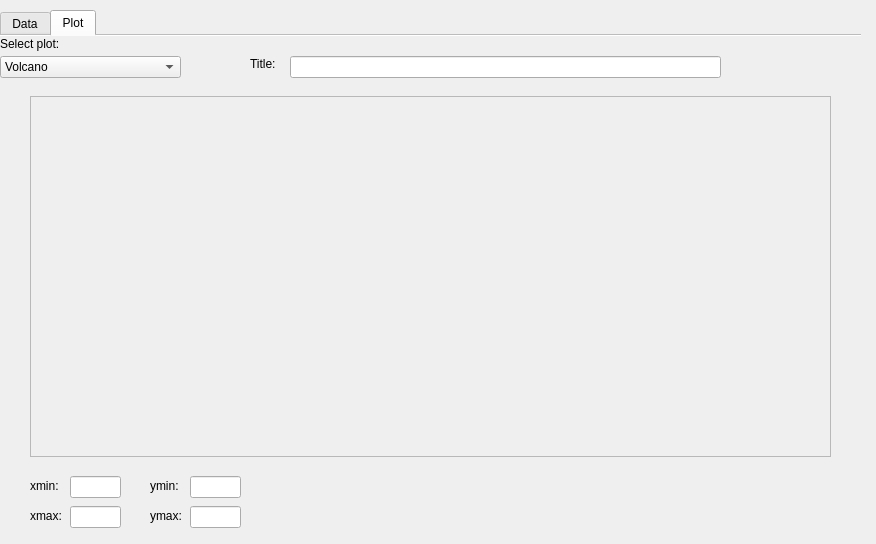
Before: the Qt Designer form plotter.ui in saudalqabandi/rna_seq, drawn with Qt 5.
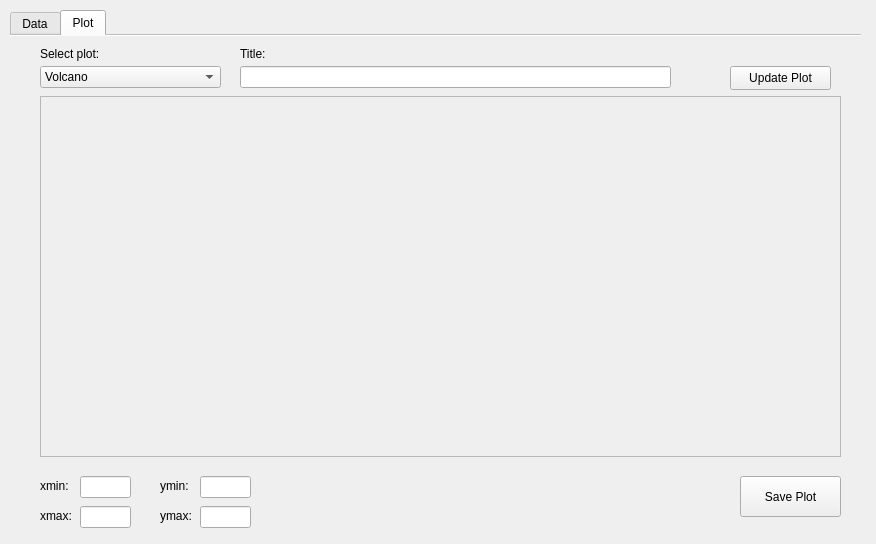
After: the same form once the commit is applied. The open tabs and pages were chosen to show the change.

Commit message: renamed files, added plot save, and added the ability to add or remove gene_symbols on the plot

What changed in the file:
```diff
--- a/plotter.ui
+++ b/plotter.ui
@@ -16,9 +16,9 @@
   <widget class="QTabWidget" name="tabWidget">
    <property name="geometry">
     <rect>
-     <x>0</x>
+     <x>10</x>
      <y>10</y>
-     <width>861</width>
+     <width>851</width>
      <height>531</height>
     </rect>
    </property>
@@ -137,8 +137,8 @@
     <widget class="QLabel" name="plot_select_lbl">
      <property name="geometry">
       <rect>
-       <x>0</x>
-       <y>0</y>
+       <x>30</x>
+       <y>10</y>
        <width>111</width>
        <height>16</height>
       </rect>
@@ -150,8 +150,8 @@
     <widget class="QLabel" name="title_lbl">
      <property name="geometry">
       <rect>
-       <x>250</x>
-       <y>20</y>
+       <x>230</x>
+       <y>10</y>
        <width>31</width>
        <height>16</height>
       </rect>
@@ -163,8 +163,8 @@
     <widget class="QLineEdit" name="title_input">
      <property name="geometry">
       <rect>
-       <x>290</x>
-       <y>20</y>
+       <x>230</x>
+       <y>30</y>
        <width>431</width>
        <height>22</height>
       </rect>
@@ -238,8 +238,8 @@
     <widget class="QComboBox" name="plot_combo">
      <property name="geometry">
       <rect>
-       <x>0</x>
-       <y>20</y>
+       <x>30</x>
+       <y>30</y>
        <width>181</width>
        <height>22</height>
       </rect>
@@ -263,6 +263,32 @@
       <string>xmin:</string>
      </property>
     </widget>
+    <widget class="QPushButton" name="save_btn">
+     <property name="geometry">
+      <rect>
+       <x>730</x>
+       <y>440</y>
+       <width>101</width>
+       <height>41</height>
+      </rect>
+     </property>
+     <property name="text">
+      <string>Save Plot</string>
+     </property>
+    </widget>
+    <widget class="QPushButton" name="update_btn">
+     <property name="geometry">
+      <rect>
+       <x>720</x>
+       <y>30</y>
+       <width>101</width>
+       <height>24</height>
+      </rect>
+     </property>
+     <property name="text">
+      <string>Update Plot</string>
+     </property>
+    </widget>
    </widget>
   </widget>
  </widget>
```
Left out of the diff: 2 changed lines with no effect on the pictures. The commit also changes 7 other files.
